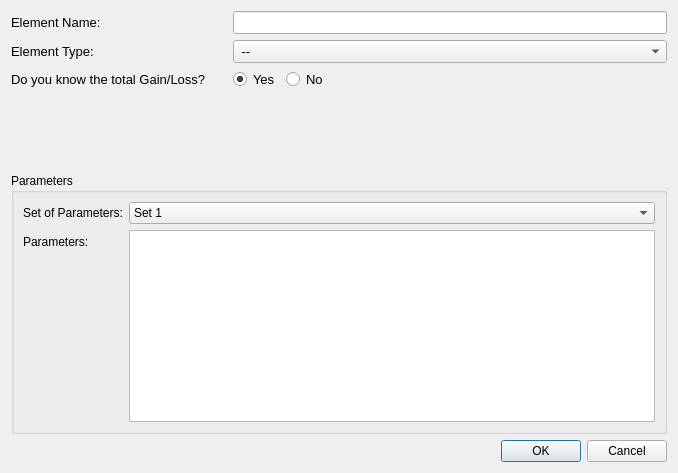
Qt form project/app/ui/new_element.ui (LMaiorano/Link-Budget-Toolbox) before a commit.
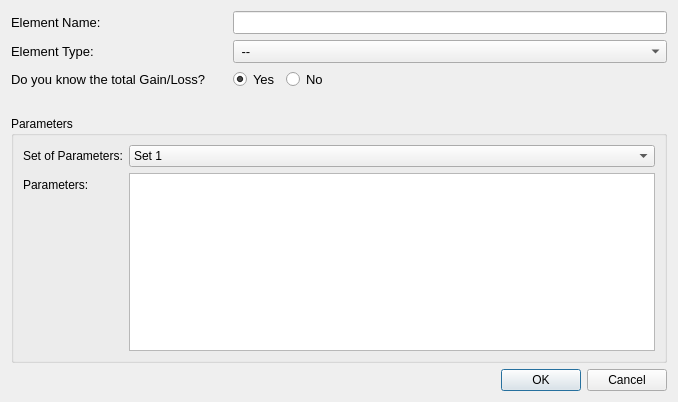
The same form after that commit.

```diff
--- a/project/app/ui/new_element.ui
+++ b/project/app/ui/new_element.ui
@@ -7,7 +7,7 @@
     <x>0</x>
     <y>0</y>
     <width>678</width>
-    <height>473</height>
+    <height>402</height>
    </rect>
   </property>
   <property name="windowTitle">
@@ -146,10 +146,13 @@
      <property name="orientation">
       <enum>Qt::Vertical</enum>
      </property>
+     <property name="sizeType">
+      <enum>QSizePolicy::MinimumExpanding</enum>
+     </property>
      <property name="sizeHint" stdset="0">
       <size>
        <width>20</width>
-       <height>40</height>
+       <height>20</height>
       </size>
      </property>
     </spacer>
```
